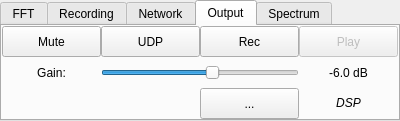
Above: src/qtgui/dockaudio.ui from shawnj007/gqrx-touch before the change. Below: the same form after it.
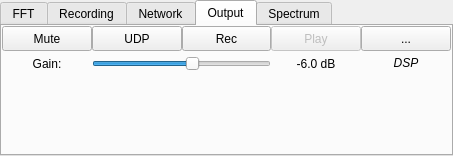
That is the form after the change. The open tabs and pages were chosen to show the change. Icons and pictures are not drawn. Custom widgets are drawn as their Qt base class.

```diff
--- a/src/qtgui/dockaudio.ui
+++ b/src/qtgui/dockaudio.ui
@@ -6,8 +6,8 @@
    <rect>
     <x>0</x>
     <y>0</y>
-    <width>400</width>
-    <height>121</height>
+    <width>453</width>
+    <height>156</height>
    </rect>
   </property>
   <property name="sizePolicy">
@@ -18,8 +18,8 @@
   </property>
   <property name="minimumSize">
    <size>
-    <width>400</width>
-    <height>121</height>
+    <width>453</width>
+    <height>156</height>
    </size>
   </property>
   <property name="maximumSize">
@@ -28,6 +28,13 @@
     <height>440</height>
    </size>
   </property>
+  <property name="palette">
+   <palette>
+    <active/>
+    <inactive/>
+    <disabled/>
+   </palette>
+  </property>
   <property name="windowIcon">
    <iconset resource="../../resources/icons.qrc">
     <normaloff>:/icons/icons/signal.svg</normaloff>:/icons/icons/signal.svg</iconset>
@@ -48,12 +55,25 @@
      <verstretch>0</verstretch>
     </sizepolicy>
    </property>
+   <property name="minimumSize">
+    <size>
+     <width>453</width>
+     <height>137</height>
+    </size>
+   </property>
    <property name="sizeIncrement">
     <size>
      <width>0</width>
      <height>0</height>
     </size>
    </property>
+   <property name="palette">
+    <palette>
+     <active/>
+     <inactive/>
+     <disabled/>
+    </palette>
+   </property>
    <layout class="QVBoxLayout" name="verticalLayout">
     <property name="spacing">
      <number>0</number>
@@ -78,6 +98,12 @@
         <verstretch>0</verstretch>
        </sizepolicy>
       </property>
+      <property name="minimumSize">
+       <size>
+        <width>453</width>
+        <height>137</height>
+       </size>
+      </property>
       <property name="currentIndex">
        <number>0</number>
       </property>
@@ -530,10 +556,16 @@
        </layout>
       </widget>
       <widget class="QWidget" name="tab_output">
+       <property name="minimumSize">
+        <size>
+         <width>449</width>
+         <height>106</height>
+        </size>
+       </property>
        <attribute name="title">
         <string>Output</string>
        </attribute>
-       <layout class="QVBoxLayout" name="verticalLayout_6">
+       <layout class="QVBoxLayout" name="verticalLayout_6" stretch="0,1">
         <property name="spacing">
          <number>0</number>
         </property>
@@ -551,6 +583,12 @@
         </property>
         <item>
          <widget class="QFrame" name="frame_output">
+          <property name="maximumSize">
+           <size>
+            <width>16777215</width>
+            <height>16777215</height>
+           </size>
+          </property>
           <layout class="QGridLayout" name="gridLayout">
            <property name="leftMargin">
             <number>0</number>
@@ -567,13 +605,8 @@
            <property name="spacing">
             <number>0</number>
            </property>
-           <item row="0" column="0">
-            <layout class="QGridLayout" name="gridLayout_6">
-             <property name="spacing">
-              <number>0</number>
-             </property>
-             <item row="0" column="0">
-              <widget class="QPushButton" name="audioMuteButton">
+           <item row="0" column="2">
+            <widget class="QPushButton" name="audioRecButton">
                <property name="sizePolicy">
                 <sizepolicy hsizetype="MinimumExpanding" vsizetype="Preferred">
                  <horstretch>1</horstretch>
@@ -583,7 +616,7 @@
                <property name="minimumSize">
                 <size>
                  <width>0</width>
-                 <height>0</height>
+               <height>25</height>
                 </size>
                </property>
                <property name="maximumSize">
@@ -599,44 +632,7 @@
                 <string>Mute audio output</string>
                </property>
                <property name="text">
-                <string>Mute</string>
-               </property>
-               <property name="checkable">
-                <bool>true</bool>
-               </property>
-              </widget>
-             </item>
-             <item row="0" column="3">
-              <widget class="QPushButton" name="audioPlayButton">
-               <property name="enabled">
-                <bool>false</bool>
-               </property>
-               <property name="sizePolicy">
-                <sizepolicy hsizetype="MinimumExpanding" vsizetype="Preferred">
-                 <horstretch>1</horstretch>
-                 <verstretch>1</verstretch>
-                </sizepolicy>
-               </property>
-               <property name="minimumSize">
-                <size>
-                 <width>0</width>
-                 <height>0</height>
-                </size>
-               </property>
-               <property name="maximumSize">
-                <size>
-                 <width>16777215</width>
-                 <height>16777215</height>
-                </size>
-               </property>
-               <property name="toolTip">
-                <string>Playback previously recorded audio</string>
-               </property>
-               <property name="statusTip">
-                <string>Playback previously recorded audio</string>
-               </property>
-               <property name="text">
-                <string>Play</string>
+              <string>Rec</string>
                </property>
                <property name="iconSize">
                 <size>
@@ -649,69 +645,7 @@
                </property>
               </widget>
              </item>
-             <item row="0" column="1">
-              <widget class="QPushButton" name="audioStreamButton">
-               <property name="sizePolicy">
-                <sizepolicy hsizetype="MinimumExpanding" vsizetype="Preferred">
-                 <horstretch>1</horstretch>
-                 <verstretch>1</verstretch>
-                </sizepolicy>
-               </property>
-               <property name="minimumSize">
-                <size>
-                 <width>0</width>
-                 <height>0</height>
-                </size>
-               </property>
-               <property name="maximumSize">
-                <size>
-                 <width>16777215</width>
-                 <height>16777215</height>
-                </size>
-               </property>
-               <property name="toolTip">
-                <string>Stream raw audio over UDP</string>
-               </property>
-               <property name="statusTip">
-                <string>Stream raw audio over UDP</string>
-               </property>
-               <property name="text">
-                <string>UDP</string>
-               </property>
-               <property name="checkable">
-                <bool>true</bool>
-               </property>
-              </widget>
-             </item>
-             <item row="1" column="3">
-              <widget class="QLabel" name="audioGainDbLabel">
-               <property name="sizePolicy">
-                <sizepolicy hsizetype="MinimumExpanding" vsizetype="Preferred">
-                 <horstretch>1</horstretch>
-                 <verstretch>1</verstretch>
-                </sizepolicy>
-               </property>
-               <property name="minimumSize">
-                <size>
-                 <width>0</width>
-                 <height>0</height>
-                </size>
-               </property>
-               <property name="text">
-                <string>-6.0 dB</string>
-               </property>
-               <property name="alignment">
-                <set>Qt::AlignCenter</set>
-               </property>
-               <property name="margin">
-                <number>0</number>
-               </property>
-               <property name="indent">
-                <number>1</number>
-               </property>
-              </widget>
-             </item>
-             <item row="1" column="1" colspan="2">
+           <item row="4" column="1" colspan="2">
               <widget class="QSlider" name="audioGainSlider">
                <property name="sizePolicy">
                 <sizepolicy hsizetype="MinimumExpanding" vsizetype="Preferred">
@@ -722,7 +656,7 @@
                <property name="minimumSize">
                 <size>
                  <width>0</width>
-                 <height>0</height>
+               <height>25</height>
                 </size>
                </property>
                <property name="toolTip">
@@ -745,8 +679,8 @@
                </property>
               </widget>
              </item>
-             <item row="0" column="2">
-              <widget class="QPushButton" name="audioRecButton">
+           <item row="0" column="0">
+            <widget class="QPushButton" name="audioMuteButton">
                <property name="sizePolicy">
                 <sizepolicy hsizetype="MinimumExpanding" vsizetype="Preferred">
                  <horstretch>1</horstretch>
@@ -756,7 +690,7 @@
                <property name="minimumSize">
                 <size>
                  <width>0</width>
-                 <height>0</height>
+               <height>25</height>
                 </size>
                </property>
                <property name="maximumSize">
@@ -772,20 +706,14 @@
                 <string>Record audio</string>
                </property>
                <property name="text">
-                <string>Rec</string>
-               </property>
-               <property name="iconSize">
-                <size>
-                 <width>16</width>
-                 <height>16</height>
-                </size>
+              <string>Mute</string>
                </property>
                <property name="checkable">
                 <bool>true</bool>
                </property>
               </widget>
              </item>
-             <item row="1" column="0">
+           <item row="4" column="0">
               <widget class="QLabel" name="audioGainLabel">
                <property name="sizePolicy">
                 <sizepolicy hsizetype="MinimumExpanding" vsizetype="Preferred">
@@ -796,7 +724,7 @@
                <property name="minimumSize">
                 <size>
                  <width>0</width>
-                 <height>0</height>
+               <height>25</height>
                 </size>
                </property>
                <property name="text">
@@ -807,7 +735,109 @@
                </property>
               </widget>
              </item>
-             <item row="2" column="3">
+           <item row="4" column="3">
+            <widget class="QLabel" name="audioGainDbLabel">
+             <property name="sizePolicy">
+              <sizepolicy hsizetype="MinimumExpanding" vsizetype="Preferred">
+               <horstretch>1</horstretch>
+               <verstretch>1</verstretch>
+              </sizepolicy>
+             </property>
+             <property name="minimumSize">
+              <size>
+               <width>0</width>
+               <height>25</height>
+              </size>
+             </property>
+             <property name="text">
+              <string>-6.0 dB</string>
+             </property>
+             <property name="alignment">
+              <set>Qt::AlignCenter</set>
+             </property>
+             <property name="margin">
+              <number>0</number>
+             </property>
+             <property name="indent">
+              <number>1</number>
+             </property>
+            </widget>
+           </item>
+           <item row="0" column="1">
+            <widget class="QPushButton" name="audioStreamButton">
+             <property name="sizePolicy">
+              <sizepolicy hsizetype="MinimumExpanding" vsizetype="Preferred">
+               <horstretch>1</horstretch>
+               <verstretch>1</verstretch>
+              </sizepolicy>
+             </property>
+             <property name="minimumSize">
+              <size>
+               <width>0</width>
+               <height>25</height>
+              </size>
+             </property>
+             <property name="maximumSize">
+              <size>
+               <width>16777215</width>
+               <height>16777215</height>
+              </size>
+             </property>
+             <property name="toolTip">
+              <string>Stream raw audio over UDP</string>
+             </property>
+             <property name="statusTip">
+              <string>Stream raw audio over UDP</string>
+             </property>
+             <property name="text">
+              <string>UDP</string>
+             </property>
+             <property name="checkable">
+              <bool>true</bool>
+             </property>
+            </widget>
+           </item>
+           <item row="0" column="4">
+            <widget class="QPushButton" name="audioConfButton">
+             <property name="enabled">
+              <bool>true</bool>
+             </property>
+             <property name="sizePolicy">
+              <sizepolicy hsizetype="MinimumExpanding" vsizetype="Preferred">
+               <horstretch>1</horstretch>
+               <verstretch>1</verstretch>
+              </sizepolicy>
+             </property>
+             <property name="minimumSize">
+              <size>
+               <width>0</width>
+               <height>25</height>
+              </size>
+             </property>
+             <property name="maximumSize">
+              <size>
+               <width>16777215</width>
+               <height>16777215</height>
+              </size>
+             </property>
+             <property name="toolTip">
+              <string>Audio settings</string>
+             </property>
+             <property name="statusTip">
+              <string>Audio settings</string>
+             </property>
+             <property name="text">
+              <string>...</string>
+             </property>
+             <property name="iconSize">
+              <size>
+               <width>16</width>
+               <height>16</height>
+              </size>
+             </property>
+            </widget>
+           </item>
+           <item row="4" column="4">
               <widget class="QLabel" name="audioRecLabel">
                <property name="sizePolicy">
                 <sizepolicy hsizetype="MinimumExpanding" vsizetype="Preferred">
@@ -818,7 +848,7 @@
                <property name="minimumSize">
                 <size>
                  <width>0</width>
-                 <height>0</height>
+               <height>25</height>
                 </size>
                </property>
                <property name="toolTip">
@@ -832,10 +862,10 @@
                </property>
               </widget>
              </item>
-             <item row="2" column="2">
-              <widget class="QPushButton" name="audioConfButton">
+           <item row="0" column="3">
+            <widget class="QPushButton" name="audioPlayButton">
                <property name="enabled">
-                <bool>true</bool>
+              <bool>false</bool>
                </property>
                <property name="sizePolicy">
                 <sizepolicy hsizetype="MinimumExpanding" vsizetype="Preferred">
@@ -846,7 +876,7 @@
                <property name="minimumSize">
                 <size>
                  <width>0</width>
-                 <height>0</height>
+               <height>25</height>
                 </size>
                </property>
                <property name="maximumSize">
@@ -862,7 +892,7 @@
                 <string>Audio settings</string>
                </property>
                <property name="text">
-                <string>...</string>
+              <string>Play</string>
                </property>
                <property name="iconSize">
                 <size>
@@ -870,13 +900,27 @@
                  <height>16</height>
                 </size>
                </property>
+             <property name="checkable">
+              <bool>true</bool>
+             </property>
               </widget>
              </item>
             </layout>
-           </item>
-          </layout>
          </widget>
         </item>
+        <item>
+         <spacer name="verticalSpacer">
+          <property name="orientation">
+           <enum>Qt::Vertical</enum>
+          </property>
+          <property name="sizeHint" stdset="0">
+           <size>
+            <width>20</width>
+            <height>0</height>
+           </size>
+          </property>
+         </spacer>
+        </item>
        </layout>
       </widget>
       <widget class="QWidget" name="tab">
@@ -938,17 +982,17 @@
   </widget>
  </widget>
  <customwidgets>
-  <customwidget>
-   <class>ctkRangeSlider</class>
-   <extends>QSlider</extends>
-   <header>qtgui/ctk/ctkRangeSlider.h</header>
-  </customwidget>
   <customwidget>
    <class>CPlotter</class>
    <extends>QFrame</extends>
    <header>qtgui/plotter.h</header>
    <container>1</container>
   </customwidget>
+  <customwidget>
+   <class>ctkRangeSlider</class>
+   <extends>QSlider</extends>
+   <header>qtgui/ctk/ctkRangeSlider.h</header>
+  </customwidget>
  </customwidgets>
  <resources>
   <include location="../../resources/icons.qrc"/>
```
Left out of the diff: 462 changed lines with no effect on the pictures. Lines whose indentation alone changed are shown as unchanged.
